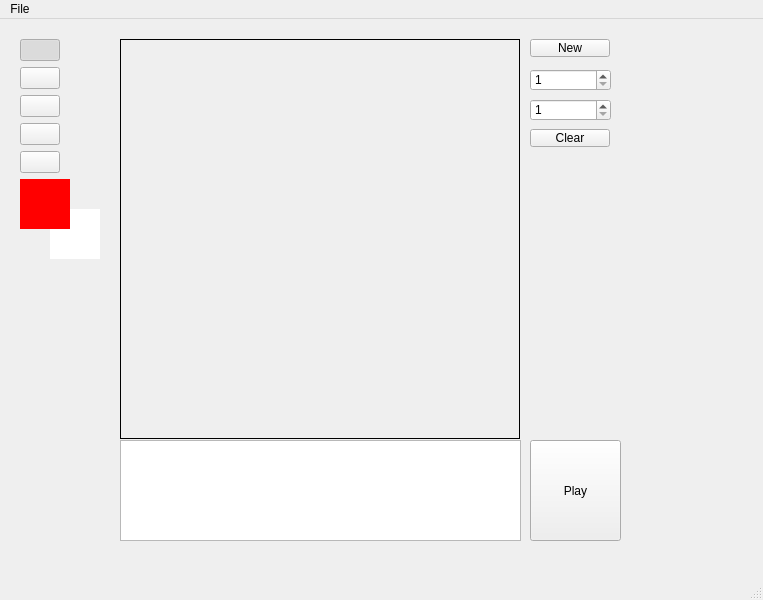
The window that PixelEditor/mainwindow.ui (University-of-Utah-CS3505/a7-sprite-editor-s22-Anudlok) describes before a commit, drawn with Qt 5.
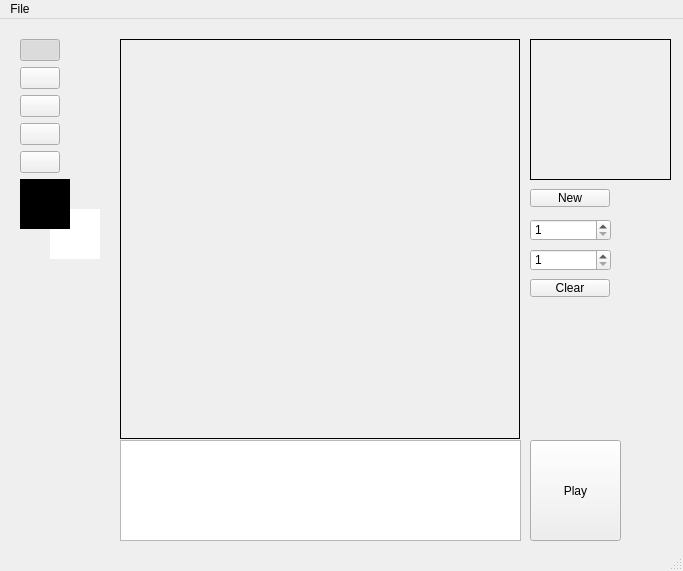
The same window after the commit. Icons and pictures are not drawn.

```diff
--- a/PixelEditor/mainwindow.ui
+++ b/PixelEditor/mainwindow.ui
@@ -6,8 +6,8 @@
    <rect>
     <x>0</x>
     <y>0</y>
-    <width>763</width>
-    <height>600</height>
+    <width>683</width>
+    <height>571</height>
    </rect>
   </property>
   <property name="windowTitle">
@@ -274,7 +274,7 @@
         </property>
         <property name="styleSheet">
          <string notr="true">QPushButton#primaryColorButton {
-    background-color: red;
+    background-color: black;
 	border-style: none;
 }</string>
         </property>
@@ -371,7 +371,7 @@
     <property name="geometry">
      <rect>
       <x>530</x>
-      <y>20</y>
+      <y>170</y>
       <width>80</width>
       <height>18</height>
      </rect>
@@ -384,7 +384,7 @@
     <property name="geometry">
      <rect>
       <x>530</x>
-      <y>50</y>
+      <y>200</y>
       <width>81</width>
       <height>22</height>
      </rect>
@@ -400,7 +400,7 @@
     <property name="geometry">
      <rect>
       <x>530</x>
-      <y>80</y>
+      <y>230</y>
       <width>81</width>
       <height>22</height>
      </rect>
@@ -429,7 +429,7 @@
     <property name="geometry">
      <rect>
       <x>530</x>
-      <y>110</y>
+      <y>260</y>
       <width>80</width>
       <height>18</height>
      </rect>
@@ -438,13 +438,29 @@
      <string>Clear</string>
     </property>
    </widget>
+   <widget class="QLabel" name="label">
+    <property name="geometry">
+     <rect>
+      <x>530</x>
+      <y>20</y>
+      <width>141</width>
+      <height>141</height>
+     </rect>
+    </property>
+    <property name="frameShape">
+     <enum>QFrame::Box</enum>
+    </property>
+    <property name="text">
+     <string/>
+    </property>
+   </widget>
   </widget>
   <widget class="QMenuBar" name="menubar">
    <property name="geometry">
     <rect>
      <x>0</x>
      <y>0</y>
-     <width>763</width>
+     <width>683</width>
      <height>17</height>
     </rect>
    </property>
```
